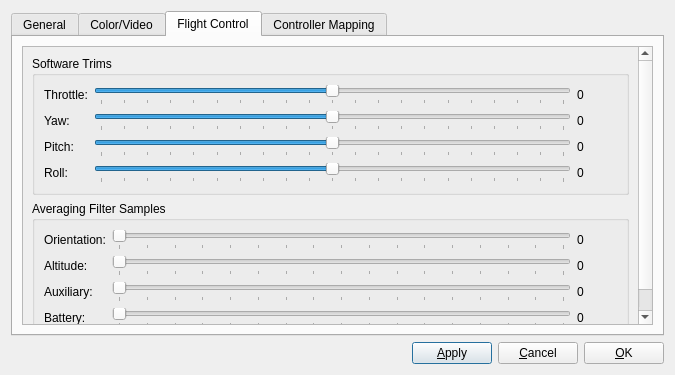
Old version of the form heliview/src/SettingsDialog.ui in the repository gcsmith/ktgt-uav-desktop.
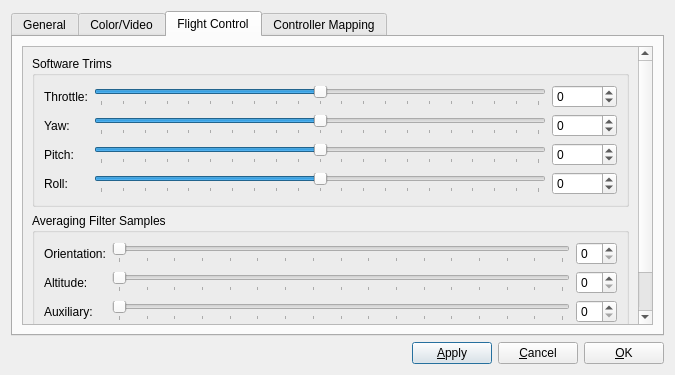
New version of the form. The open tabs and pages were chosen to show the change.

Commit message: add spinboxes to filter and trim settings

```diff
--- a/heliview/src/SettingsDialog.ui
+++ b/heliview/src/SettingsDialog.ui
@@ -517,8 +517,8 @@
            <rect>
             <x>0</x>
             <y>0</y>
-            <width>615</width>
-            <height>302</height>
+            <width>613</width>
+            <height>378</height>
            </rect>
           </property>
           <layout class="QVBoxLayout" name="verticalLayout_2">
@@ -669,54 +669,42 @@
                </widget>
               </item>
               <item row="0" column="2">
-               <widget class="QLabel" name="lblThrottleTrim">
-                <property name="minimumSize">
-                 <size>
-                  <width>40</width>
-                  <height>0</height>
-                 </size>
+               <widget class="QSpinBox" name="spinThrottleTrim">
+                <property name="minimum">
+                 <number>-10000</number>
                 </property>
-                <property name="text">
-                 <string>0</string>
+                <property name="maximum">
+                 <number>10000</number>
                 </property>
                </widget>
               </item>
               <item row="1" column="2">
-               <widget class="QLabel" name="lblYawTrim">
-                <property name="minimumSize">
-                 <size>
-                  <width>40</width>
-                  <height>0</height>
-                 </size>
+               <widget class="QSpinBox" name="spinYawTrim">
+                <property name="minimum">
+                 <number>-10000</number>
                 </property>
-                <property name="text">
-                 <string>0</string>
+                <property name="maximum">
+                 <number>10000</number>
                 </property>
                </widget>
               </item>
               <item row="2" column="2">
-               <widget class="QLabel" name="lblPitchTrim">
-                <property name="minimumSize">
-                 <size>
-                  <width>40</width>
-                  <height>0</height>
-                 </size>
+               <widget class="QSpinBox" name="spinPitchTrim">
+                <property name="minimum">
+                 <number>-10000</number>
                 </property>
-                <property name="text">
-                 <string>0</string>
+                <property name="maximum">
+                 <number>10000</number>
                 </property>
                </widget>
               </item>
               <item row="3" column="2">
-               <widget class="QLabel" name="lblRollTrim">
-                <property name="minimumSize">
-                 <size>
-                  <width>40</width>
-                  <height>0</height>
-                 </size>
+               <widget class="QSpinBox" name="spinRollTrim">
+                <property name="minimum">
+                 <number>-10000</number>
                 </property>
-                <property name="text">
-                 <string>0</string>
+                <property name="maximum">
+                 <number>10000</number>
                 </property>
                </widget>
               </item>
@@ -743,32 +731,6 @@
                 </property>
                </widget>
               </item>
-              <item row="0" column="3">
-               <widget class="QLabel" name="lblOrientationFilter">
-                <property name="minimumSize">
-                 <size>
-                  <width>40</width>
-                  <height>0</height>
-                 </size>
-                </property>
-                <property name="text">
-                 <string>0</string>
-                </property>
-               </widget>
-              </item>
-              <item row="1" column="3">
-               <widget class="QLabel" name="lblAltitudeFilter">
-                <property name="minimumSize">
-                 <size>
-                  <width>40</width>
-                  <height>0</height>
-                 </size>
-                </property>
-                <property name="text">
-                 <string>0</string>
-                </property>
-               </widget>
-              </item>
               <item row="3" column="0">
                <widget class="QLabel" name="lblBattery">
                 <property name="text">
@@ -833,19 +795,6 @@
                 </property>
                </widget>
               </item>
-              <item row="3" column="3">
-               <widget class="QLabel" name="lblBatteryFilter">
-                <property name="minimumSize">
-                 <size>
-                  <width>40</width>
-                  <height>0</height>
-                 </size>
-                </property>
-                <property name="text">
-                 <string>0</string>
-                </property>
-               </widget>
-              </item>
               <item row="2" column="0">
                <widget class="QLabel" name="lblAuxiliary">
                 <property name="text">
@@ -872,16 +821,31 @@
                 </property>
                </widget>
               </item>
-              <item row="2" column="3">
-               <widget class="QLabel" name="lblAuxiliaryFilter">
-                <property name="minimumSize">
-                 <size>
-                  <width>40</width>
-                  <height>0</height>
-                 </size>
+              <item row="0" column="2">
+               <widget class="QSpinBox" name="spinOrientationFilter">
+                <property name="maximum">
+                 <number>64</number>
                 </property>
-                <property name="text">
-                 <string>0</string>
+               </widget>
+              </item>
+              <item row="1" column="2">
+               <widget class="QSpinBox" name="spinAltitudeFilter">
+                <property name="maximum">
+                 <number>64</number>
+                </property>
+               </widget>
+              </item>
+              <item row="2" column="2">
+               <widget class="QSpinBox" name="spinAuxiliaryFilter">
+                <property name="maximum">
+                 <number>64</number>
+                </property>
+               </widget>
+              </item>
+              <item row="3" column="2">
+               <widget class="QSpinBox" name="spinBatteryFilter">
+                <property name="maximum">
+                 <number>64</number>
                 </property>
                </widget>
               </item>
```
Left out of the diff: 406 changed lines with no effect on the pictures. The commit also changes 1 other file.
